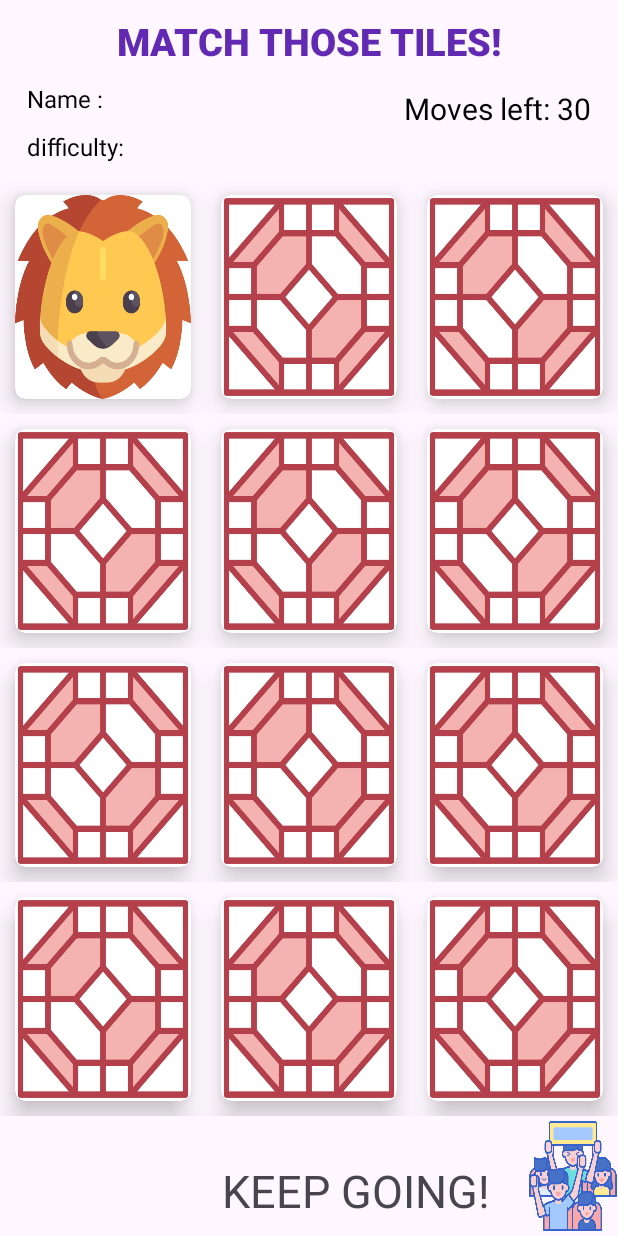
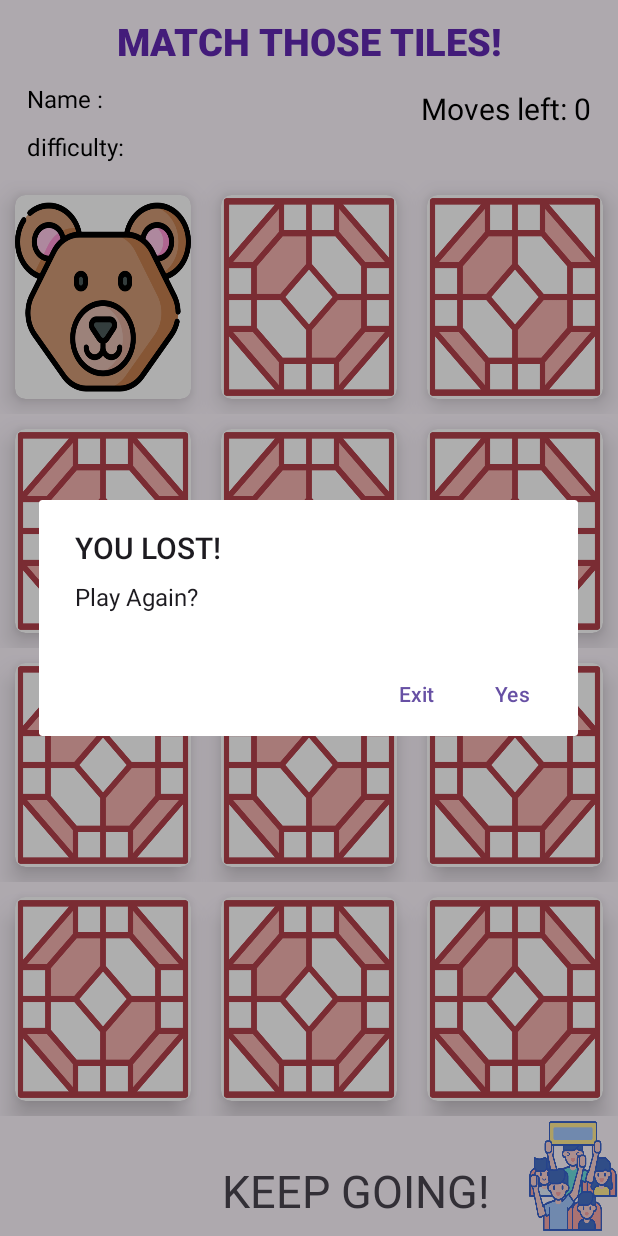
Before and after one commit to CoderAbhi27/MatchTheTilesGame, an Android app: the GameActivity screen opened directly, with no data from a screen before it, after a tap on an icon or button, on a phone screen of 412 x 824 dp. Run offline under Robolectric (Android 15) with nearby library versions, the phone set to English and light mode, and no system bars; 2 statements that could not run were skipped.

Commit message:
Initial Commit

```diff
--- a/app/src/main/java/com/example/matchthetilesgame/GameActivity.kt
+++ b/app/src/main/java/com/example/matchthetilesgame/GameActivity.kt
@@ -11,30 +11,31 @@ import android.widget.TextView
 import androidx.appcompat.app.AlertDialog
 
 class GameActivity : AppCompatActivity() {
-    private var matchedCount=0
+
+    private var matchedCount = 0
     private var selected = -1
     private val isOpen = ArrayList<Boolean>()
-    private val TilesList = ArrayList<ImageView>()
-    private var randomArray = ArrayList<Int>()
-    private var size = 12
-    private var flag = 0
+    private val tilesList = ArrayList<ImageView>()
+    private var imageArray = ArrayList<Int>()
     private var movesLeft = 0
     private var diff = ""
     private var name = ""
     private lateinit var tvMoves: TextView
     private lateinit var tvName: TextView
     private lateinit var tvDifficulty: TextView
+    private var flag = false
+
     override fun onCreate(savedInstanceState: Bundle?) {
         super.onCreate(savedInstanceState)
         setContentView(R.layout.activity_game)
 
         name = intent.getStringExtra("name")!!
         diff = intent.getStringExtra("difficulty")!!
-        movesLeft = when(diff){
+        movesLeft = when (diff) {
             "Easy" -> 30
             "Medium" -> 20
             "Hard" -> 15
-            else -> 30
+            else -> 0
         }
 
         tvName = findViewById(R.id.nameTextView)
@@ -44,30 +45,40 @@ class GameActivity : AppCompatActivity() {
         tvDifficulty = findViewById(R.id.difficultyTextView)
         tvDifficulty.text = "difficulty: $diff"
 
-        for(i in 1..(size/2)){
-            randomArray.add(i)
-            randomArray.add(i)
-        }
-        randomArray.shuffle()
 
-        for(i in 0..size) isOpen.add(false)
+        imageArray.add(R.drawable.img1)
+        imageArray.add(R.drawable.img2)
+        imageArray.add(R.drawable.img3)
+        imageArray.add(R.drawable.img4)
+        imageArray.add(R.drawable.img5)
+        imageArray.add(R.drawable.img6)
+        imageArray.add(R.drawable.img1)
+        imageArray.add(R.drawable.img2)
+        imageArray.add(R.drawable.img3)
+        imageArray.add(R.drawable.img4)
+        imageArray.add(R.drawable.img5)
+        imageArray.add(R.drawable.img6)
 
-        TilesList.add(findViewById(R.id.Tile1))
-        TilesList.add(findViewById(R.id.Tile2))
-        TilesList.add(findViewById(R.id.Tile3))
-        TilesList.add(findViewById(R.id.Tile4))
-        TilesList.add(findViewById(R.id.Tile5))
-        TilesList.add(findViewById(R.id.Tile6))
-        TilesList.add(findViewById(R.id.Tile7))
-        TilesList.add(findViewById(R.id.Tile8))
-        TilesList.add(findViewById(R.id.Tile9))
-        TilesList.add(findViewById(R.id.Tile10))
-        TilesList.add(findViewById(R.id.Tile11))
-        TilesList.add(findViewById(R.id.Tile12))
+        imageArray.shuffle()
 
-        for(i in 0 until size) TilesList[i].setImageResource(R.drawable.tile)
-        for(i in 0 until size){
-            TilesList[i].setOnClickListener{
+        tilesList.add(findViewById(R.id.Tile1))
+        tilesList.add(findViewById(R.id.Tile2))
+        tilesList.add(findViewById(R.id.Tile3))
+        tilesList.add(findViewById(R.id.Tile4))
+        tilesList.add(findViewById(R.id.Tile5))
+        tilesList.add(findViewById(R.id.Tile6))
+        tilesList.add(findViewById(R.id.Tile7))
+        tilesList.add(findViewById(R.id.Tile8))
+        tilesList.add(findViewById(R.id.Tile9))
+        tilesList.add(findViewById(R.id.Tile10))
+        tilesList.add(findViewById(R.id.Tile11))
+        tilesList.add(findViewById(R.id.Tile12))
+
+        for (i in 0..11) isOpen.add(false)
+
+        for (i in 0..11) tilesList[i].setImageResource(R.drawable.tile)
+        for (i in 0..11) {
+            tilesList[i].setOnClickListener {
                 onTileClicked(i)
             }
         }
@@ -76,92 +87,83 @@ class GameActivity : AppCompatActivity() {
 
 
     private fun onTileClicked(i: Int) {
-        if(isOpen[i]) return
+        if (isOpen[i] || flag) return
 
-        when(randomArray[i]){
-            1-> TilesList[i].setImageResource(R.drawable.img1)
-            2-> TilesList[i].setImageResource(R.drawable.img2)
-            3-> TilesList[i].setImageResource(R.drawable.img3)
-            4-> TilesList[i].setImageResource(R.drawable.img4)
-            5-> TilesList[i].setImageResource(R.drawable.img5)
-            6-> TilesList[i].setImageResource(R.drawable.img6)
-        }
         isOpen[i] = true
-        if(selected==-1){
+        tilesList[i].setImageResource(imageArray[i])
+
+        if (selected == -1) {
 
             selected = i
 
-        }
-        else {
+        } else {
             val j = selected
-            if(randomArray[i]!=randomArray[j]){
+            if (imageArray[i] == imageArray[j]) {
+
+                matchedCount += 2
+
+            } else {
                 val handler = Handler()
                 handler.postDelayed(
                     Runnable {
-                        TilesList[i].setImageResource(R.drawable.tile)
-                        isOpen[i]= false
-                        TilesList[j].setImageResource(R.drawable.tile)
-                        isOpen[j]= false
-                    },
-                    500
+                        tilesList[i].setImageResource(R.drawable.tile)
+                        isOpen[i] = false
+                        tilesList[j].setImageResource(R.drawable.tile)
+                        isOpen[j] = false
+                    }, 500
                 )
 
-            }
-            else{
-                matchedCount+=2
             }
             selected = -1
             movesLeft--
             tvMoves.text = "Moves left: $movesLeft"
         }
 
-
-        if(matchedCount==size) gameResult(true)
-        else if(movesLeft<=0) gameResult(false)
+        if (matchedCount == 12) gameResult(true)
+        else if (movesLeft == 0) gameResult(false)
     }
 
 
     private fun gameResult(result: Boolean) {
-        if(flag==1) return
-        if(result){
+        if (flag) return
+        flag = true
+        if (result) {
             val builder = AlertDialog.Builder(this)
             builder.setTitle("YOU WON!")
             builder.setMessage("Play Again?")
-            builder.setPositiveButton("Yes", DialogInterface.OnClickListener{ dialog, which->
+            builder.setPositiveButton("Yes", DialogInterface.OnClickListener { dialog, which ->
                 val intent = Intent(this, GameActivity::class.java)
                 intent.putExtra("name", name)
                 intent.putExtra("difficulty", diff)
                 startActivity(intent)
                 finish()
             })
-            builder.setNegativeButton("Exit", DialogInterface.OnClickListener{ dialog, which->
+            builder.setNegativeButton("Exit", DialogInterface.OnClickListener { dialog, which ->
                 val intent = Intent(this, MainActivity::class.java)
                 startActivity(intent)
                 finish()
             })
             val alertDialog: AlertDialog = builder.create()
             alertDialog.show()
-            flag=1
 
         } else {
             val builder = AlertDialog.Builder(this)
             builder.setTitle("YOU LOST!")
             builder.setMessage("Play Again?")
-            builder.setPositiveButton("Yes", DialogInterface.OnClickListener{ dialog, which->
+            builder.setPositiveButton("Yes", DialogInterface.OnClickListener { dialog, which ->
                 val intent = Intent(this, GameActivity::class.java)
                 intent.putExtra("name", name)
                 intent.putExtra("difficulty", diff)
                 startActivity(intent)
                 finish()
             })
-            builder.setNegativeButton("Exit", DialogInterface.OnClickListener{ dialog, which->
+            builder.setNegativeButton("Exit", DialogInterface.OnClickListener { dialog, which ->
                 val intent = Intent(this, MainActivity::class.java)
                 startActivity(intent)
                 finish()
             })
             val alertDialog: AlertDialog = builder.create()
             alertDialog.show()
-            flag=1
         }
     }
 
```
Also changed, not shown: app/src/main/java/com/example/matchthetilesgame/MainActivity.kt (+14 -12 lines).
